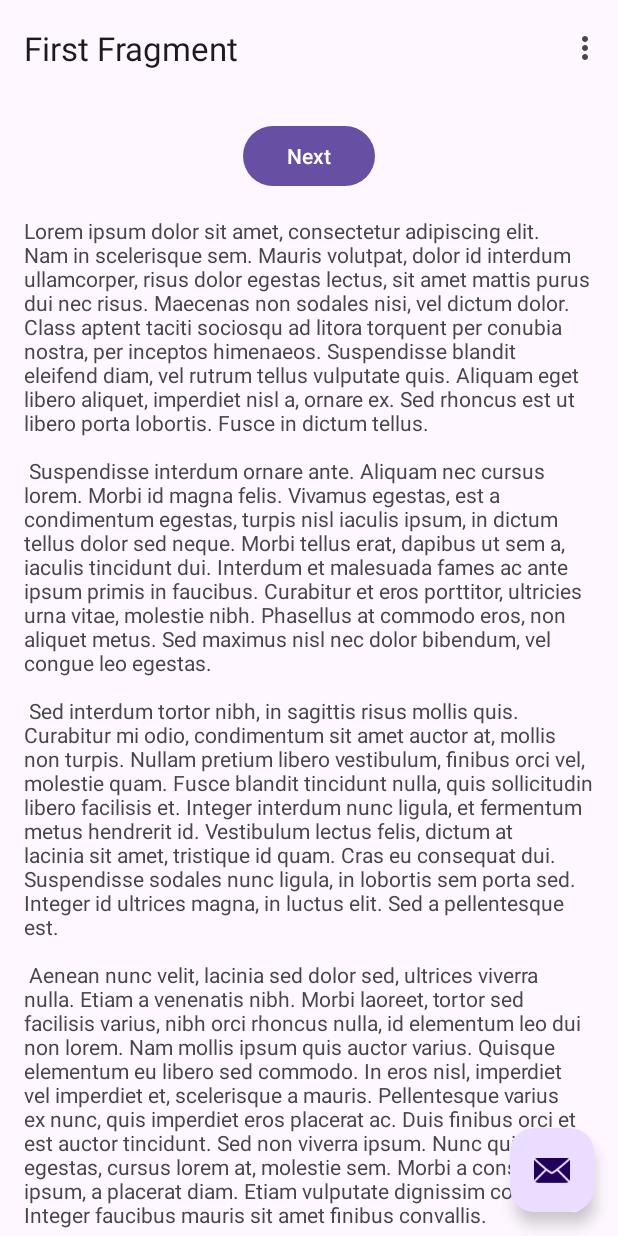
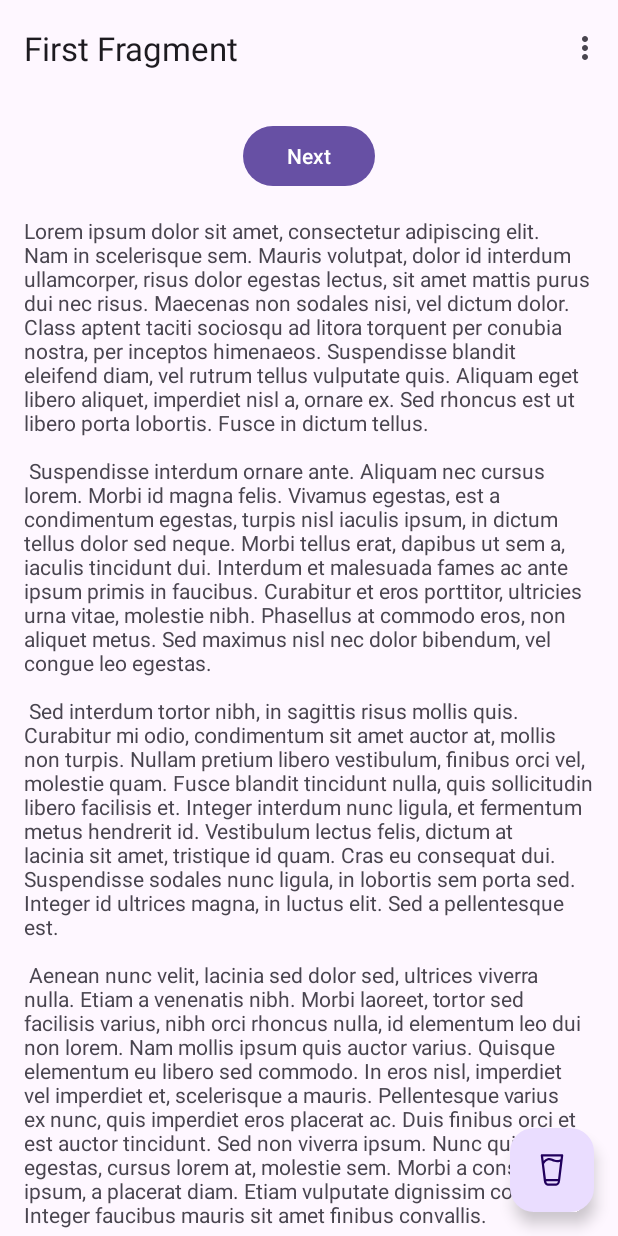
Before and after one commit to gitlias/AlcoCalc, an Android app: the screen it shows after launch (MainActivity), on a phone screen of 412 x 824 dp. Run offline under Robolectric (Android 15) with nearby library versions, the phone set to English and light mode, and no system bars; our stand-ins replace navigation-ui.

Commit message:
addded drink icon

```diff
--- /dev/null
+++ b/app/src/main/res/drawable/drink_glass_icon.xml
@@ -0,0 +1,9 @@
+<vector xmlns:android="http://schemas.android.com/apk/res/android"
+    android:width="32dp"
+    android:height="32dp"
+    android:viewportWidth="32"
+    android:viewportHeight="32">
+  <path
+      android:fillColor="#FF000000"
+      android:pathData="M25.7,2.3C25.6,2.1 25.3,2 25,2H7C6.7,2 6.4,2.1 6.3,2.3C6.1,2.6 6,2.8 6,3.1l2.7,22.5c0.2,2.5 1.7,4.3 3.5,4.3h7.5c1.8,0 3.3,-1.8 3.5,-4.3L26,3.1C26,2.8 25.9,2.6 25.7,2.3zM21.4,24H10.6L8.9,10.7c0.4,-0.7 1.5,-2.5 3.3,-3.2c1,-0.4 2.1,-0.3 3.3,0.3c3.4,1.7 6.1,1.4 7.7,0.8L21.4,24zM23.9,4l-0.3,2.4c-0.9,0.5 -3.4,1.6 -7.1,-0.3c-1.7,-0.8 -3.3,-1 -4.9,-0.4c-1.3,0.4 -2.3,1.3 -3,2.1L8.1,4H23.9zM19.8,28h-7.5c-0.6,0 -1.2,-0.8 -1.4,-2h10.4C21,27.2 20.3,28 19.8,28z"/>
+</vector>
--- a/app/src/main/res/layout/activity_main.xml
+++ b/app/src/main/res/layout/activity_main.xml
@@ -28,6 +28,6 @@
         android:layout_gravity="bottom|end"
         android:layout_marginEnd="@dimen/fab_margin"
         android:layout_marginBottom="16dp"
-        app:srcCompat="@android:drawable/ic_dialog_email" />
+        app:srcCompat="@drawable/drink_glass_icon" />
 
 </androidx.coordinatorlayout.widget.CoordinatorLayout>
```
